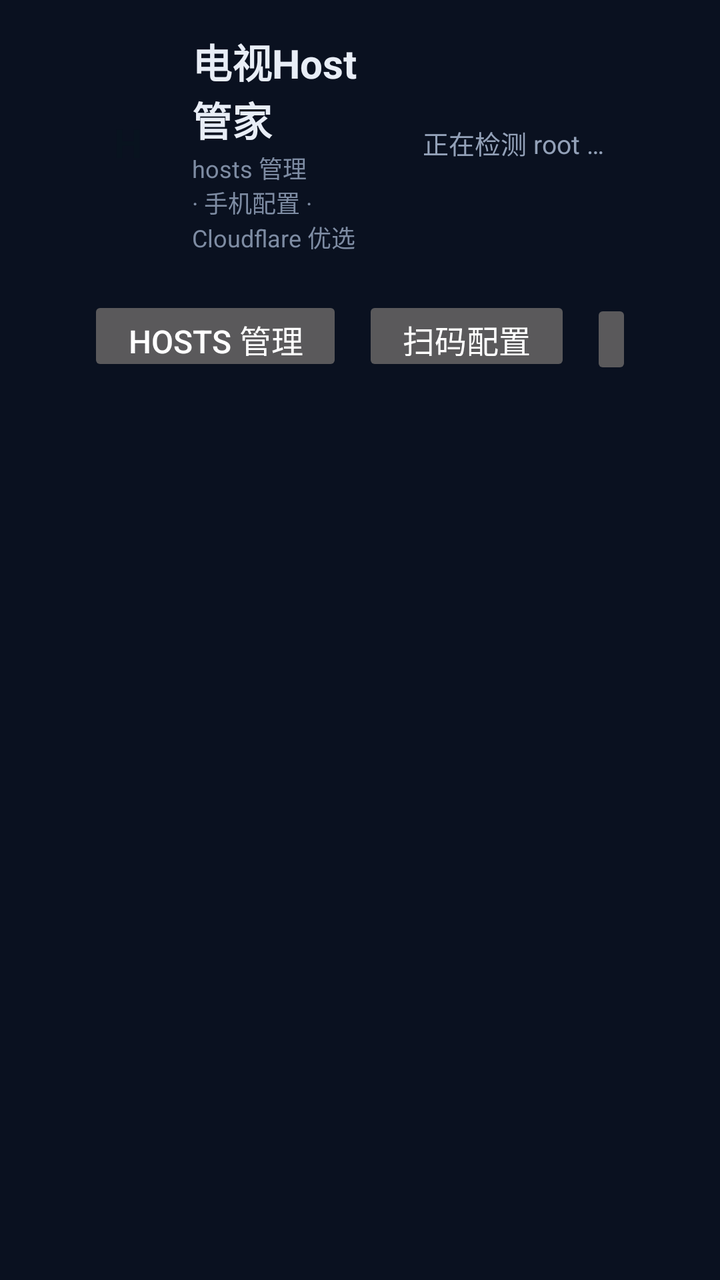
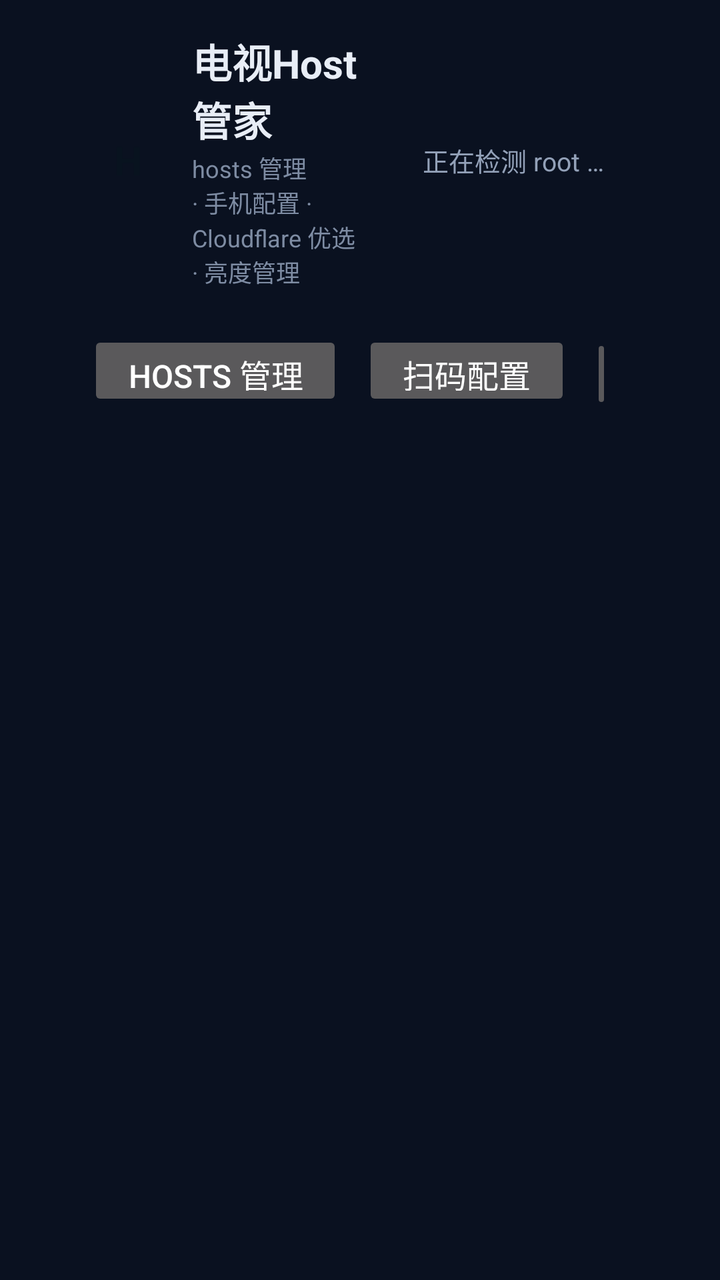

Two renders of the same Android screen: before a commit and after it. Below are the layout's source before the change and the commit's diff.
<!-- AndroidManifest.xml: application theme AppTheme -->
<!-- res/layout/activity_main.xml -->
<?xml version="1.0" encoding="utf-8"?>
<LinearLayout xmlns:android="http://schemas.android.com/apk/res/android"
    android:id="@+id/root"
    android:layout_width="match_parent"
    android:layout_height="match_parent"
    android:orientation="vertical"
    android:paddingStart="44dp"
    android:paddingEnd="44dp"
    android:paddingTop="16dp"
    android:paddingBottom="6dp"
    android:background="#0A1120">

    
    <LinearLayout
        android:id="@+id/top_bar"
        android:layout_width="match_parent"
        android:layout_height="wrap_content"
        android:orientation="horizontal"
        android:gravity="center_vertical">

        <TextView
            android:id="@+id/brand_logo"
            android:layout_width="40dp"
            android:layout_height="40dp"
            android:gravity="center"
            android:text="H"
            android:textColor="#08131F"
            android:textSize="20sp"
            android:textStyle="bold" />

        <LinearLayout
            android:layout_width="0dp"
            android:layout_height="wrap_content"
            android:layout_weight="1"
            android:layout_marginStart="12dp"
            android:orientation="vertical">

            <TextView
                android:id="@+id/brand_title"
                android:layout_width="wrap_content"
                android:layout_height="wrap_content"
                android:text="电视Host管家"
                android:textColor="#E8EDF6"
                android:textSize="20sp"
                android:textStyle="bold" />

            <TextView
                android:id="@+id/brand_sub"
                android:layout_width="wrap_content"
                android:layout_height="wrap_content"
                android:layout_marginTop="1dp"
                android:text="hosts 管理 · 手机配置 · Cloudflare 优选"
                android:textColor="#7E8CA3"
                android:textSize="12sp" />
        </LinearLayout>

        
        <LinearLayout
            android:id="@+id/root_pill"
            android:layout_width="wrap_content"
            android:layout_height="wrap_content"
            android:orientation="horizontal"
            android:gravity="center_vertical"
            android:paddingStart="12dp"
            android:paddingEnd="14dp"
            android:paddingTop="7dp"
            android:paddingBottom="7dp">

            <ImageView
                android:id="@+id/root_icon"
                android:layout_width="14dp"
                android:layout_height="14dp"
                android:layout_marginEnd="7dp" />

            <TextView
                android:id="@+id/root_text"
                android:layout_width="wrap_content"
                android:layout_height="wrap_content"
                android:text="正在检测 root …"
                android:textColor="#93A1B8"
                android:textSize="13sp" />
        </LinearLayout>

        
        <TextView
            android:id="@+id/update_pill"
            android:layout_width="wrap_content"
            android:layout_height="wrap_content"
            android:layout_marginStart="10dp"
            android:paddingStart="12dp"
            android:paddingEnd="12dp"
            android:paddingTop="7dp"
            android:paddingBottom="7dp"
            android:textSize="13sp"
            android:visibility="gone" />
    </LinearLayout>

    
    <View
        android:id="@+id/hair_line"
        android:layout_width="match_parent"
        android:layout_height="1dp"
        android:layout_marginTop="10dp" />

    
    <LinearLayout
        android:id="@+id/nav_bar"
        android:layout_width="match_parent"
        android:layout_height="wrap_content"
        android:orientation="horizontal"
        android:paddingTop="10dp"
        android:paddingBottom="6dp">

        <Button
            android:id="@+id/nav_hosts"
            android:layout_width="wrap_content"
            android:layout_height="40dp"
            android:layout_marginEnd="10dp"
            android:paddingStart="20dp"
            android:paddingEnd="20dp"
            android:stateListAnimator="@null"
            android:text="Hosts 管理"
            android:textSize="16sp" />

        <Button
            android:id="@+id/nav_qr"
            android:layout_width="wrap_content"
            android:layout_height="40dp"
            android:layout_marginEnd="10dp"
            android:paddingStart="20dp"
            android:paddingEnd="20dp"
            android:stateListAnimator="@null"
            android:text="扫码配置"
            android:textSize="16sp" />

        <Button
            android:id="@+id/nav_cf"
            android:layout_width="wrap_content"
            android:layout_height="40dp"
            android:paddingStart="20dp"
            android:paddingEnd="20dp"
            android:stateListAnimator="@null"
            android:text="CF 优选"
            android:textSize="16sp" />
    </LinearLayout>

    
    <FrameLayout
        android:id="@+id/content"
        android:layout_width="match_parent"
        android:layout_height="0dp"
        android:layout_weight="1" />

    
    <LinearLayout
        android:id="@+id/hint_bar"
        android:layout_width="match_parent"
        android:layout_height="wrap_content"
        android:orientation="horizontal"
        android:gravity="center_vertical"
        android:paddingTop="8dp"
        android:paddingBottom="6dp">

        <LinearLayout
            android:id="@+id/hint_row"
            android:layout_width="0dp"
            android:layout_height="wrap_content"
            android:layout_weight="1"
            android:orientation="horizontal"
            android:gravity="center_vertical" />
    </LinearLayout>
</LinearLayout>
<!-- resources referenced by this layout -->
<resources>
  <style name="AppTheme" parent="android:Theme.Material.NoActionBar">
          <item name="android:windowBackground">@color/window_bg</item>
          <item name="android:colorPrimary">@color/primary</item>
          <item name="android:colorPrimaryDark">@color/primary_dark</item>
          <item name="android:colorAccent">@color/accent</item>
      </style>
  <color name="window_bg">#0E1420</color>
  <color name="primary">#1B2A4A</color>
  <color name="primary_dark">#0A0F1A</color>
  <color name="accent">#4FC3F7</color>
</resources>

<!-- the commit's change to res/layout/activity_main.xml (unified diff, before → after) -->
@@ -49,7 +49,7 @@
                 android:layout_width="wrap_content"
                 android:layout_height="wrap_content"
                 android:layout_marginTop="1dp"
-                android:text="hosts 管理 · 手机配置 · Cloudflare 优选"
+                android:text="hosts 管理 · 手机配置 · Cloudflare 优选 · 亮度管理"
                 android:textColor="#7E8CA3"
                 android:textSize="12sp" />
         </LinearLayout>
@@ -137,10 +137,21 @@
             android:id="@+id/nav_cf"
             android:layout_width="wrap_content"
             android:layout_height="40dp"
+            android:layout_marginEnd="10dp"
             android:paddingStart="20dp"
             android:paddingEnd="20dp"
             android:stateListAnimator="@null"
             android:text="CF 优选"
+            android:textSize="16sp" />
+
+        <Button
+            android:id="@+id/nav_dim"
+            android:layout_width="wrap_content"
+            android:layout_height="40dp"
+            android:paddingStart="20dp"
+            android:paddingEnd="20dp"
+            android:stateListAnimator="@null"
+            android:text="亮度管理"
             android:textSize="16sp" />
     </LinearLayout>
 
